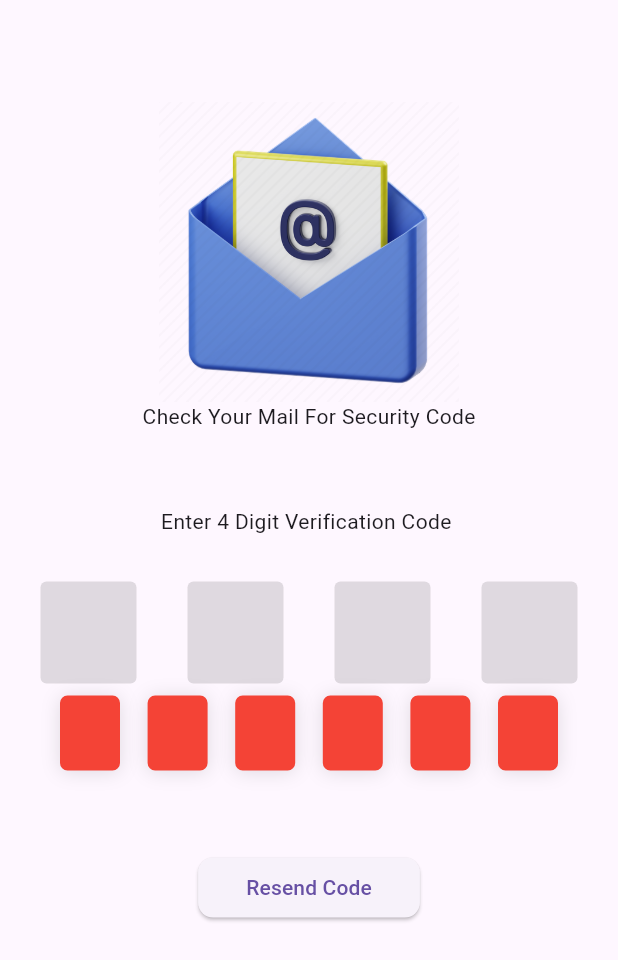
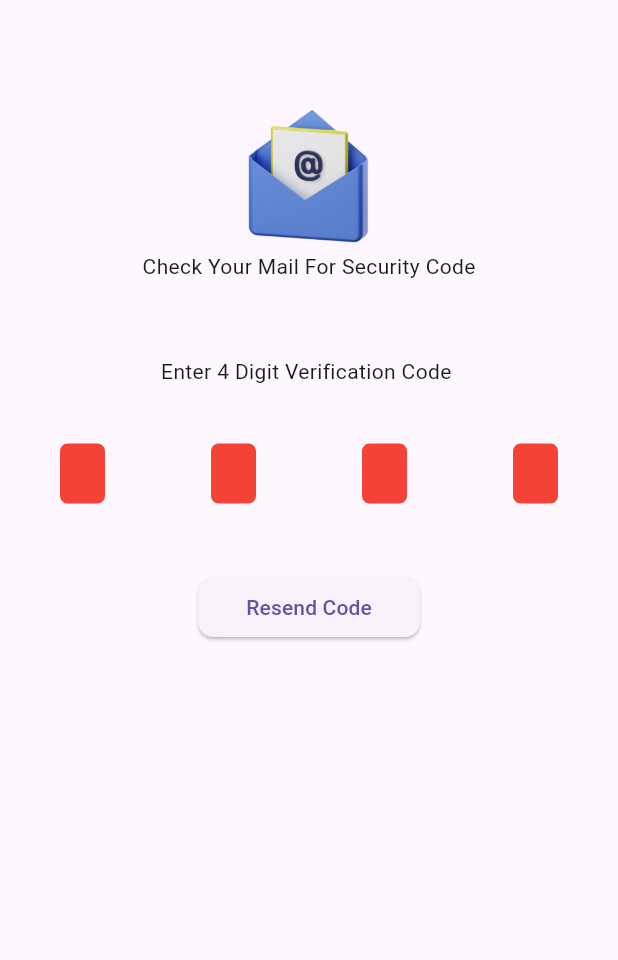
Before and after one commit to forhad35/kodeeo_app, a Flutter app: the EmailVerification screen opened directly, on a phone screen of 412 x 824 dp. Shown: the top 960 px of the screen. Run offline on Flutter 3.47's test engine with Material 3 defaults, Android fonts, the phone set to English and light mode, and no system bars; drawn by our look-alikes of pin_code_fields; our stand-ins replace animated_splash_screen, cached_network_image, carousel_slider, floating_bottom_navigation_bar, font_awesome_flutter, google_nav_bar and 1 more; missing offline and left inert: shared_value; accounts and stored records are empty; network calls fail.

Commit message:
bug fixedd

```diff
--- a/lib/pages/change_password.dart
+++ b/lib/pages/change_password.dart
@@ -31,11 +31,11 @@ class _ChangPasswordState extends State<ChangPassword> {
             child: Column(
               children: [
                 SizedBox(height: displayHeight(context)*0.07,),
-                Text("Create new Password",style: TextStyle(fontSize: 24),),
+                Text("Create new Password",style: TextStyle(fontSize: 20),),
                 SizedBox(height: displayHeight(context)*0.025,),
                 Container(
                   width: displayWidth(context)*0.4,
-                  child: Image.asset("images/lock.png",height: 150,),
+                  child: Image.asset("images/lock.png",height: 100,),
                 ),
                 SizedBox(height: 30,),
                Container(
--- a/lib/pages/email_varify.dart
+++ b/lib/pages/email_varify.dart
@@ -1,6 +1,7 @@
 import 'package:flutter/material.dart';
 import 'package:flutter/services.dart';
 import 'package:kodeeo_app/helper/display.dart';
+import 'package:kodeeo_app/pages/change_password.dart';
 import 'package:pin_code_fields/pin_code_fields.dart';
 class EmailVerification extends StatefulWidget {
   const EmailVerification({super.key});
@@ -13,7 +14,7 @@ class _EmailVerificationState extends State<EmailVerification> {
   final scaffoldKey = GlobalKey();
   final formKey = GlobalKey<FormState>();
 
-
+bool isOtpMatch = true;
 
   @override
   Widget build(BuildContext context) {
@@ -31,166 +32,166 @@ class _EmailVerificationState extends State<EmailVerification> {
               SizedBox(height: displayHeight(context)*0.07,),
               SizedBox(
                 width: displayWidth(context)*0.5,
-                child: Image.asset("images/email.png",height: 200,),
+                child: Image.asset("images/email.png",height: 100,),
               ),
               const Text("Check Your Mail For Security Code"),
               const SizedBox(height: 50,),
               const Text("Enter 4 Digit Verification Code ",
                 style: TextStyle(fontSize: 14,),),
               const SizedBox(height: 30,),
-              Row(
-                mainAxisAlignment: MainAxisAlignment.spaceAround,
-                children: [
-                  SizedBox(
-                    height: 68,
-                    width: 64,
-                    child: TextFormField(
-                      textAlign: TextAlign.center,
-                      keyboardType: TextInputType.number,
-                      style:Theme.of(context).textTheme.headlineMedium,
-                      onChanged: (value){
-                        if(value.length == 1){
-                          FocusScope.of(context).nextFocus();
-                        }
-                      },
-                      inputFormatters: [
-                        LengthLimitingTextInputFormatter(1),
-                        FilteringTextInputFormatter.digitsOnly,
-                      ],
-                      textAlignVertical: TextAlignVertical.center,
-                      decoration: const InputDecoration(
-                        focusedBorder: OutlineInputBorder(
-                          borderSide: BorderSide(color: Colors.indigo),
-                          borderRadius: BorderRadius.all(Radius.circular(4))
-                        ),
-                        enabledBorder: OutlineInputBorder(
-                            borderSide: BorderSide(color: Colors.transparent),
-                            borderRadius: BorderRadius.all(Radius.circular(4))
-                        ),
-                        disabledBorder: OutlineInputBorder(
-                            borderSide: BorderSide(color: Colors.transparent),
-                            borderRadius: BorderRadius.all(Radius.circular(4))
-                        ),
-                        fillColor: Colors.black12,
-                        filled: true,
-                      ),
-
-
-                    ),
-                  ),
-                  SizedBox(
-                    height: 68,
-                    width: 64,
-                    child: TextFormField(
-                      textAlign: TextAlign.center,
-                      keyboardType: TextInputType.number,
-                      style:Theme.of(context).textTheme.headlineMedium,
-                      onChanged: (value){
-                        if(value.length == 1){
-                          FocusScope.of(context).nextFocus();
-                        }
-                      },
-                      inputFormatters: [
-                        LengthLimitingTextInputFormatter(1),
-                        FilteringTextInputFormatter.digitsOnly,
-                      ],
-                      textAlignVertical: TextAlignVertical.center,
-                      decoration: const InputDecoration(
-                        focusedBorder: OutlineInputBorder(
-                            borderSide: BorderSide(color: Colors.indigo),
-                            borderRadius: BorderRadius.all(Radius.circular(4))
-                        ),
-                        enabledBorder: OutlineInputBorder(
-                            borderSide: BorderSide(color: Colors.transparent),
-                            borderRadius: BorderRadius.all(Radius.circular(4))
-                        ),
-                        disabledBorder: OutlineInputBorder(
-                            borderSide: BorderSide(color: Colors.transparent),
-                            borderRadius: BorderRadius.all(Radius.circular(4))
-                        ),
-                        fillColor: Colors.black12,
-                        filled: true,
-                      ),
-
-
-                    ),
-                  ),
-                  SizedBox(
-                    height: 68,
-                    width: 64,
-                    child: TextFormField(
-                      textAlign: TextAlign.center,
-                      keyboardType: TextInputType.number,
-                      style:Theme.of(context).textTheme.headlineMedium,
-                      onChanged: (value){
-                        if(value.length == 1){
-                          FocusScope.of(context).nextFocus();
-                        }
-                      },
-                      inputFormatters: [
-                        LengthLimitingTextInputFormatter(1),
-                        FilteringTextInputFormatter.digitsOnly,
-                      ],
-                      textAlignVertical: TextAlignVertical.center,
-                      decoration: const InputDecoration(
-                        focusedBorder: OutlineInputBorder(
-                            borderSide: BorderSide(color: Colors.indigo),
-                            borderRadius: BorderRadius.all(Radius.circular(4))
-                        ),
-                        enabledBorder: OutlineInputBorder(
-                            borderSide: BorderSide(color: Colors.transparent),
-                            borderRadius: BorderRadius.all(Radius.circular(4))
-                        ),
-                        disabledBorder: OutlineInputBorder(
-                            borderSide: BorderSide(color: Colors.transparent),
-                            borderRadius: BorderRadius.all(Radius.circular(4))
-                        ),
-                        fillColor: Colors.black12,
-                        filled: true,
-                      ),
-
-
-                    ),
-                  ),
-                  SizedBox(
-                    height: 68,
-                    width: 64,
-                    child: TextFormField(
-                      textAlign: TextAlign.center,
-                      keyboardType: TextInputType.number,
-                      style:Theme.of(context).textTheme.headlineMedium,
-                      onChanged: (value){
-                        if(value.length == 1){
-                          FocusScope.of(context).nextFocus();
-                        }
-                      },
-                      inputFormatters: [
-                        LengthLimitingTextInputFormatter(1),
-                        FilteringTextInputFormatter.digitsOnly,
-                      ],
-                      textAlignVertical: TextAlignVertical.center,
-                      decoration: const InputDecoration(
-                        focusedBorder: OutlineInputBorder(
-                            borderSide: BorderSide(color: Colors.indigo),
-                            borderRadius: BorderRadius.all(Radius.circular(4))
-                        ),
-                        enabledBorder: OutlineInputBorder(
-                            borderSide: BorderSide(color: Colors.transparent),
-                            borderRadius: BorderRadius.all(Radius.circular(4))
-                        ),
-                        disabledBorder: OutlineInputBorder(
-                            borderSide: BorderSide(color: Colors.transparent),
-                            borderRadius: BorderRadius.all(Radius.circular(4))
-                        ),
-                        fillColor: Colors.black12,
-                        filled: true,
-                      ),
-
-
-                    ),
-                  ),
-                ],
-              ),
+              // Row(
+              //   mainAxisAlignment: MainAxisAlignment.spaceAround,
+              //   children: [
+              //     SizedBox(
+              //       height: 68,
+              //       width: 64,
+              //       child: TextFormField(
+              //         textAlign: TextAlign.center,
+              //         keyboardType: TextInputType.number,
+              //         style:Theme.of(context).textTheme.headlineMedium,
+              //         onChanged: (value){
+              //           if(value.length == 1){
+              //             FocusScope.of(context).nextFocus();
+              //           }
+              //         },
+              //         inputFormatters: [
+              //           LengthLimitingTextInputFormatter(1),
+              //           FilteringTextInputFormatter.digitsOnly,
+              //         ],
+              //         textAlignVertical: TextAlignVertical.center,
+              //         decoration: const InputDecoration(
+              //           focusedBorder: OutlineInputBorder(
+              //             borderSide: BorderSide(color: Colors.indigo),
+              //             borderRadius: BorderRadius.all(Radius.circular(4))
+              //           ),
+              //           enabledBorder: OutlineInputBorder(
+              //               borderSide: BorderSide(color: Colors.transparent),
+              //               borderRadius: BorderRadius.all(Radius.circular(4))
+              //           ),
+              //           disabledBorder: OutlineInputBorder(
+              //               borderSide: BorderSide(color: Colors.transparent),
+              //               borderRadius: BorderRadius.all(Radius.circular(4))
+              //           ),
+              //           fillColor: Colors.black12,
+              //           filled: true,
+              //         ),
+              //
+              //
+              //       ),
+              //     ),
+              //     SizedBox(
+              //       height: 68,
+              //       width: 64,
+              //       child: TextFormField(
+              //         textAlign: TextAlign.center,
+              //         keyboardType: TextInputType.number,
+              //         style:Theme.of(context).textTheme.headlineMedium,
+              //         onChanged: (value){
+              //           if(value.length == 1){
+              //             FocusScope.of(context).nextFocus();
+              //           }
+              //         },
+              //         inputFormatters: [
+              //           LengthLimitingTextInputFormatter(1),
+              //           FilteringTextInputFormatter.digitsOnly,
+              //         ],
+              //         textAlignVertical: TextAlignVertical.center,
+              //         decoration: const InputDecoration(
+              //           focusedBorder: OutlineInputBorder(
+              //               borderSide: BorderSide(color: Colors.indigo),
+              //               borderRadius: BorderRadius.all(Radius.circular(4))
+              //           ),
+              //           enabledBorder: OutlineInputBorder(
+              //               borderSide: BorderSide(color: Colors.transparent),
+              //               borderRadius: BorderRadius.all(Radius.circular(4))
+              //           ),
+              //           disabledBorder: OutlineInputBorder(
+              //               borderSide: BorderSide(color: Colors.transparent),
+              //               borderRadius: BorderRadius.all(Radius.circular(4))
+              //           ),
+              //           fillColor: Colors.black12,
+              //           filled: true,
+              //         ),
+              //
+              //
+              //       ),
+              //     ),
+              //     SizedBox(
+              //       height: 68,
+              //       width: 64,
+              //       child: TextFormField(
+              //         textAlign: TextAlign.center,
+              //         keyboardType: TextInputType.number,
+              //         style:Theme.of(context).textTheme.headlineMedium,
+              //         onChanged: (value){
+              //           if(value.length == 1){
+              //             FocusScope.of(context).nextFocus();
+              //           }
+              //         },
+              //         inputFormatters: [
+              //           LengthLimitingTextInputFormatter(1),
+              //           FilteringTextInputFormatter.digitsOnly,
+              //         ],
+              //         textAlignVertical: TextAlignVertical.center,
+              //         decoration: const InputDecoration(
+              //           focusedBorder: OutlineInputBorder(
+              //               borderSide: BorderSide(color: Colors.indigo),
+              //               borderRadius: BorderRadius.all(Radius.circular(4))
+              //           ),
+              //           enabledBorder: OutlineInputBorder(
+              //               borderSide: BorderSide(color: Colors.transparent),
+              //               borderRadius: BorderRadius.all(Radius.circular(4))
+              //           ),
+              //           disabledBorder: OutlineInputBorder(
+              //               borderSide: BorderSide(color: Colors.transparent),
+              //               borderRadius: BorderRadius.all(Radius.circular(4))
+              //           ),
+              //           fillColor: Colors.black12,
+              //           filled: true,
+              //         ),
+              //
+              //
+              //       ),
+              //     ),
+              //     SizedBox(
+              //       height: 68,
+              //       width: 64,
+              //       child: TextFormField(
+              //         textAlign: TextAlign.center,
+              //         keyboardType: TextInputType.number,
+              //         style:Theme.of(context).textTheme.headlineMedium,
+              //         onChanged: (value){
+              //           if(value.length == 1){
+              //             FocusScope.of(context).nextFocus();
+              //           }
+              //         },
+              //         inputFormatters: [
+              //           LengthLimitingTextInputFormatter(1),
+              //           FilteringTextInputFormatter.digitsOnly,
+              //         ],
+              //         textAlignVertical: TextAlignVertical.center,
+              //         decoration: const InputDecoration(
+              //           focusedBorder: OutlineInputBorder(
+              //               borderSide: BorderSide(color: Colors.indigo),
+              //               borderRadius: BorderRadius.all(Radius.circular(4))
+              //           ),
+              //           enabledBorder: OutlineInputBorder(
+              //               borderSide: BorderSide(color: Colors.transparent),
+              //               borderRadius: BorderRadius.all(Radius.circular(4))
+              //           ),
+              //           disabledBorder: OutlineInputBorder(
+              //               borderSide: BorderSide(color: Colors.transparent),
+              //               borderRadius: BorderRadius.all(Radius.circular(4))
+              //           ),
+              //           fillColor: Colors.black12,
+              //           filled: true,
+              //         ),
+              //
+              //
+              //       ),
+              //     ),
+              //   ],
+              // ),
               Form(
                 key: formKey,
                 child: Padding(
@@ -204,7 +205,7 @@ class _EmailVerificationState extends State<EmailVerification> {
                       color: Colors.green.shade600,
                       fontWeight: FontWeight.bold,
                     ),
-                    length: 6,
+                    length: 4,
                     // obscureText: true,
                     // obscuringCharacter: '*',
                     // obscuringWidget: const FlutterLogo(
@@ -222,9 +223,11 @@ class _EmailVerificationState extends State<EmailVerification> {
                     pinTheme: PinTheme(
                       shape: PinCodeFieldShape.box,
                       borderRadius: BorderRadius.circular(5),
-                      fieldHeight: 50,
-                      fieldWidth: 40,
+                      fieldHeight: 40,
+                      fieldWidth: 30,
                       activeFillColor: Colors.white,
+                      activeBorderWidth: 1,
+                      errorBorderWidth: 1,
                     ),
                     cursorColor: Colors.black,
                     animationDuration: const Duration(milliseconds: 300),
@@ -232,15 +235,27 @@ class _EmailVerificationState extends State<EmailVerification> {
                     // errorAnimationController: errorController,
                     // controller: textEditingController,
                     keyboardType: TextInputType.number,
-                    boxShadows: const [
-                      BoxShadow(
-                        offset: Offset(0, 1),
-                        color: Colors.black12,
-                        blurRadius: 10,
-                      )
-                    ],
+                    // boxShadows: const [
+                    //   BoxShadow(
+                    //     offset: Offset(0, 1),
+                    //     color: Colors.black12,
+                    //     blurRadius: 10,
+                    //   )
+                    // ],
                     onCompleted: (v) {
-                      debugPrint("Completed");
+                      var otp = "2222";
+                      if(otp == v){
+                        isOtpMatch= true;
+                        Navigator.push(context, MaterialPageRoute(builder: (context)=>ChangPassword()));
+                        setState(() {
+
+                        });
+                      }else{
+                        isOtpMatch = false;
+                        setState(() {
+
+                        });
+                      }
                     },
                     // onTap: () {
                     //   print("Pressed");
@@ -260,7 +275,9 @@ class _EmailVerificationState extends State<EmailVerification> {
                   ),
                 ),
               ),
-              const SizedBox(height: 30,),
+              Text( isOtpMatch ? "":" Otp doesn't match"),
+              // const SizedBox(height: 10,),
+
 
             ElevatedButton(
               onPressed: () {  },
```
Also changed, not shown: lib/pages/login.dart (+50 -55 lines), lib/pages/our_service.dart (deleted, +0 -12 lines).
